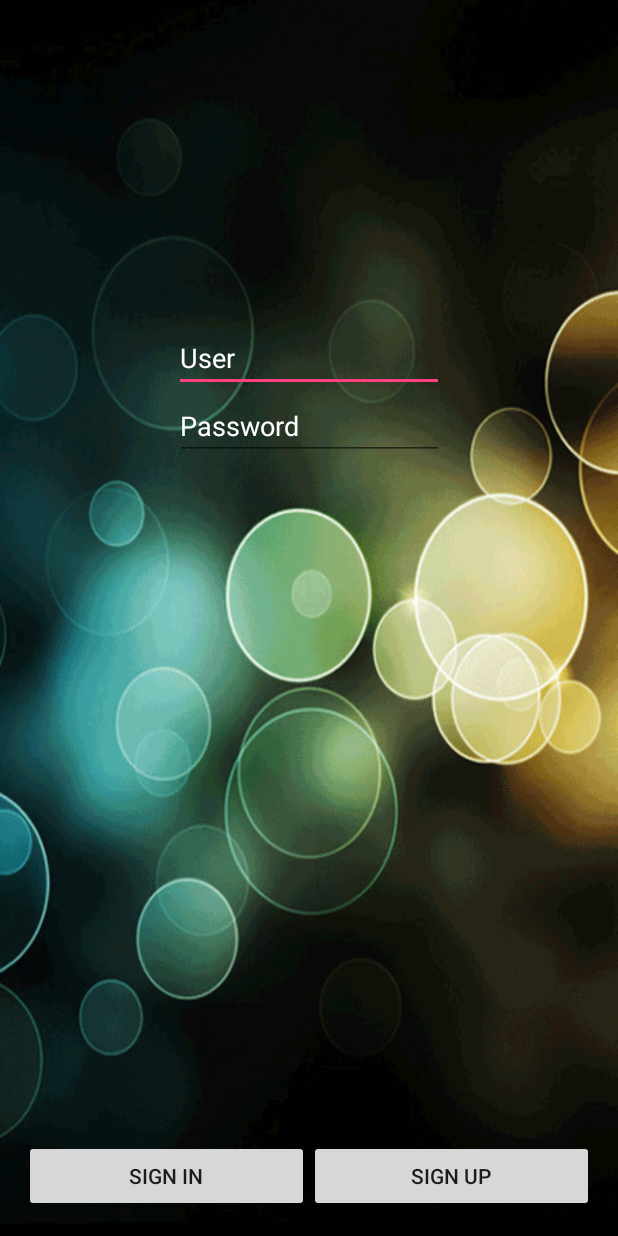
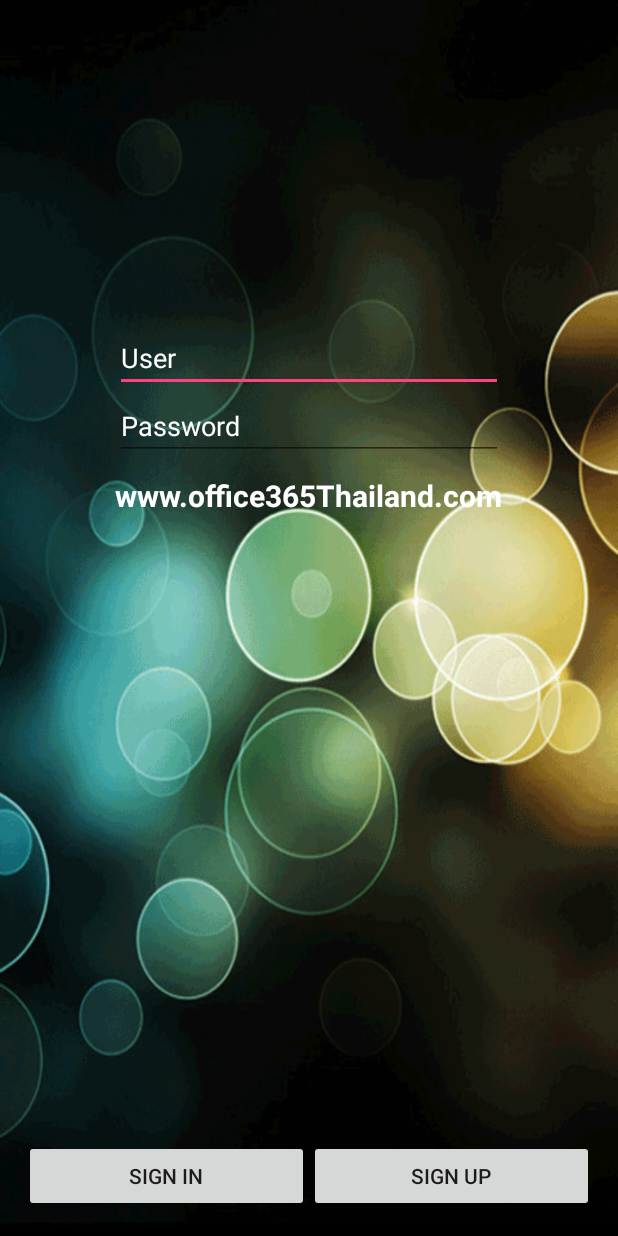
Before and after one commit to masterUNG/Nat-BMR, an Android app: the screen it shows after launch (MainActivity), on a phone screen of 412 x 824 dp. Run offline under Robolectric (Android 15) with nearby library versions, the phone set to English and light mode, and no system bars; pictures from the network do not load.

Commit message:
Intent to WebView

```diff
--- a/app/src/main/java/appewtc/masterung/natbmr/MainActivity.java
+++ b/app/src/main/java/appewtc/masterung/natbmr/MainActivity.java
@@ -1,6 +1,7 @@
 package appewtc.masterung.natbmr;
 
 import android.content.Intent;
+import android.net.Uri;
 import android.support.v7.app.AppCompatActivity;
 import android.os.Bundle;
 import android.view.View;
@@ -16,6 +17,7 @@ public class MainActivity extends AppCompatActivity {
     private EditText userEditText, passwordEditText;
     private ImageView imageView;
     private String userString, passwordString;
+    private static final String urlOffice365 = "http://www.office365thailand.com";
 
     @Override
     protected void onCreate(Bundle savedInstanceState) {
@@ -31,6 +33,15 @@ public class MainActivity extends AppCompatActivity {
         Picasso.with(this).load(urlLogo).resize(180,180).into(imageView);
 
     }   // Main Method
+
+    public void clickWebSite(View view) {
+
+        Intent intent = new Intent(Intent.ACTION_VIEW);
+        intent.setData(Uri.parse(urlOffice365));
+        startActivity(intent);
+
+    }   // clickWebSite
+
 
     public void clickSignIn(View view) {
 
--- a/app/src/main/res/layout/activity_main.xml
+++ b/app/src/main/res/layout/activity_main.xml
@@ -63,5 +63,17 @@
             android:hint="Password"
             android:textColor="@color/text"
             android:textColorHint="@color/text" />
+
+        <TextView
+            android:layout_width="wrap_content"
+            android:layout_height="wrap_content"
+            android:text="www.office365Thailand.com"
+            android:id="@+id/textView6"
+            android:textSize="@dimen/h2"
+            android:textStyle="bold"
+            android:textColor="@color/text"
+            android:layout_marginTop="10dp"
+            android:clickable="true"
+            android:onClick="clickWebSite" />
     </LinearLayout>
 </RelativeLayout>
```
